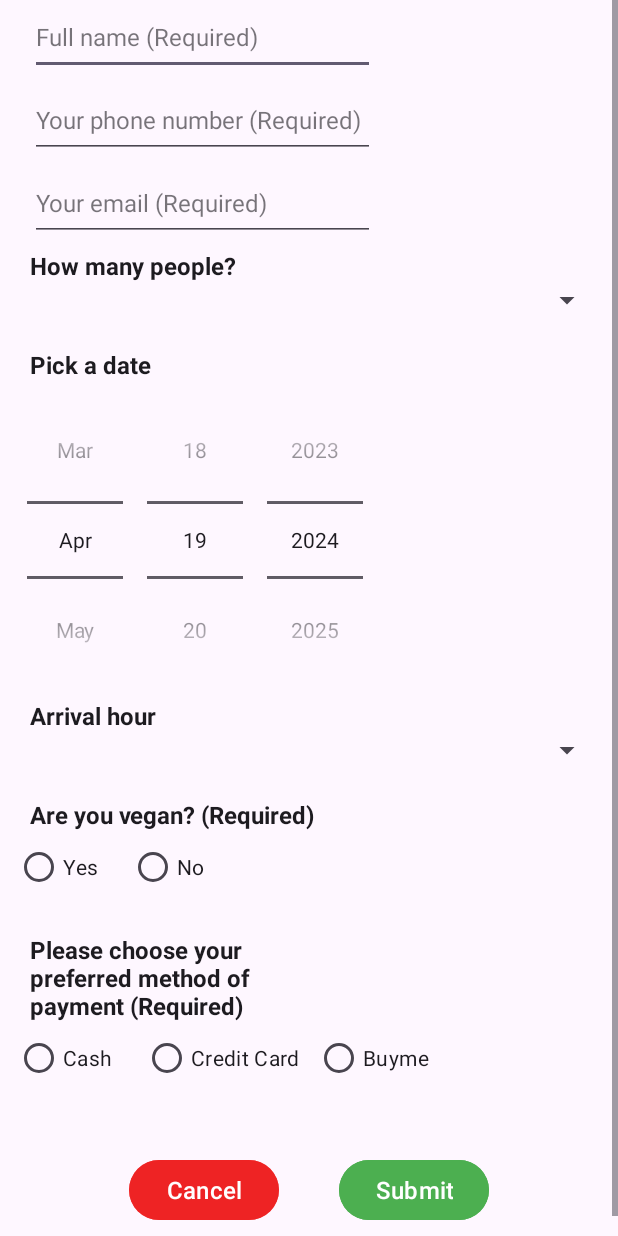
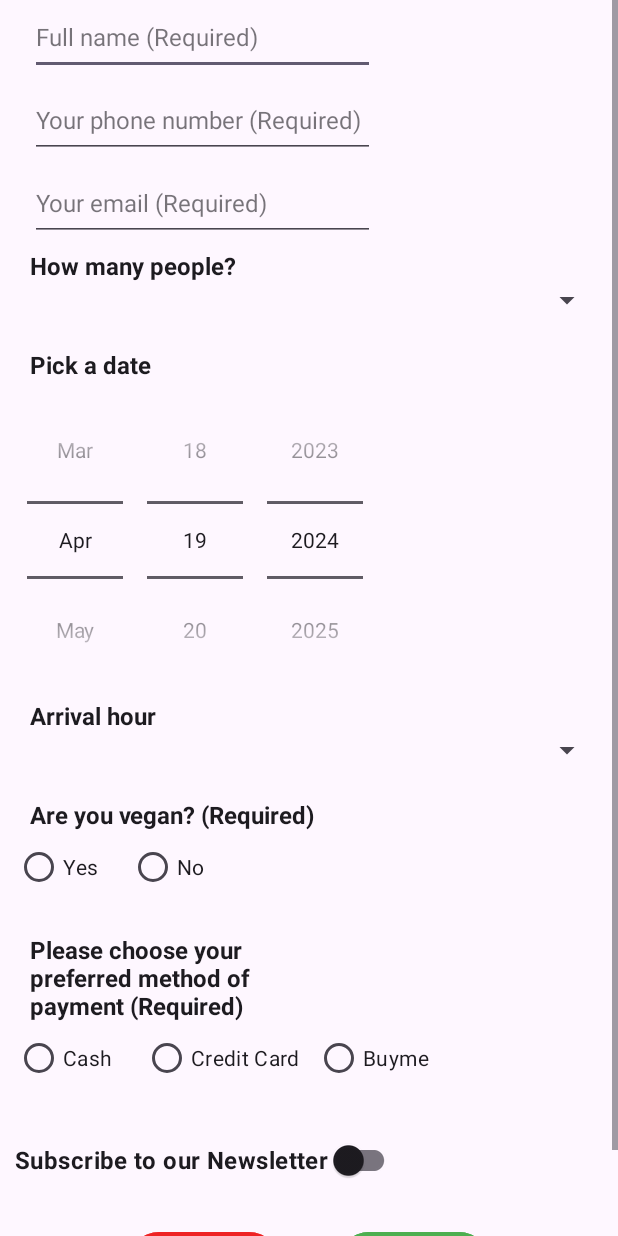
Before and after one commit to NoaErben/sushi-restaurant-kotlin, an Android app: the layout dialog_reservation.xml on its own in the app's theme, with its tools: preview values and no code run, on a phone screen of 412 x 824 dp. Run offline under Robolectric (Android 15) with nearby library versions, the phone set to English and light mode, and no system bars; Roboto replaces fonts that are not available here.

Commit message:
added widget 2 - Switch with OnCheckedChangeListener

```diff
--- a/app/src/main/res/layout/activity_main2.xml
+++ b/app/src/main/res/layout/activity_main2.xml
@@ -76,6 +76,7 @@
                 android:layout_weight="3"
                 android:fontFamily="@font/actor"
                 android:gravity="center"
+                android:layoutDirection="ltr"
                 android:text="@string/welcome_to_sakura_asian_and_sushi_bar"
                 android:textColor="#FFFFFF"
                 android:textSize="24sp" />
--- a/app/src/main/res/layout/dialog_reservation.xml
+++ b/app/src/main/res/layout/dialog_reservation.xml
@@ -1,5 +1,6 @@
 <?xml version="1.0" encoding="utf-8"?>
 <ScrollView xmlns:android="http://schemas.android.com/apk/res/android"
+    xmlns:tools="http://schemas.android.com/tools"
     android:id="@+id/root_scroll_view"
     android:orientation="vertical"
     android:layout_width="match_parent"
@@ -180,6 +181,22 @@
 
         </RadioGroup>
 
+
+
+        <androidx.appcompat.widget.SwitchCompat
+            android:id="@+id/subscribe_switch"
+            android:layout_width="wrap_content"
+            android:layout_height="wrap_content"
+            android:text="@string/subscribe_switch"
+            android:layout_marginLeft="10dp"
+            android:layout_marginRight="10dp"
+            tools:ignore="UseSwitchCompatOrMaterialXml"
+            android:textSize="16sp"
+            android:textStyle="bold"/>
+
+
+
+
 <!--        submit and cancel buttons-->
         <LinearLayout
             android:layout_width="match_parent"
--- a/app/src/main/res/values/strings.xml
+++ b/app/src/main/res/values/strings.xml
@@ -82,6 +82,9 @@
     <string name="back">Back</string>
     <string name="i">i</string>
     <string name="selected_date">Selected date: %s</string>
+    <string name="subscribe_switch">Subscribe to our Newsletter</string>
+    <string name="subscribe_yes">Subscribe: Yes</string>
+    <string name="subscribe_no">Subscribe: No</string>
 
 
     <string-array name="num_people_array">
```
Also changed, not shown: app/src/main/java/com/example/sushirestaurant/ReservationDialogFragment.kt (+11 -0 lines), 1 other file.
